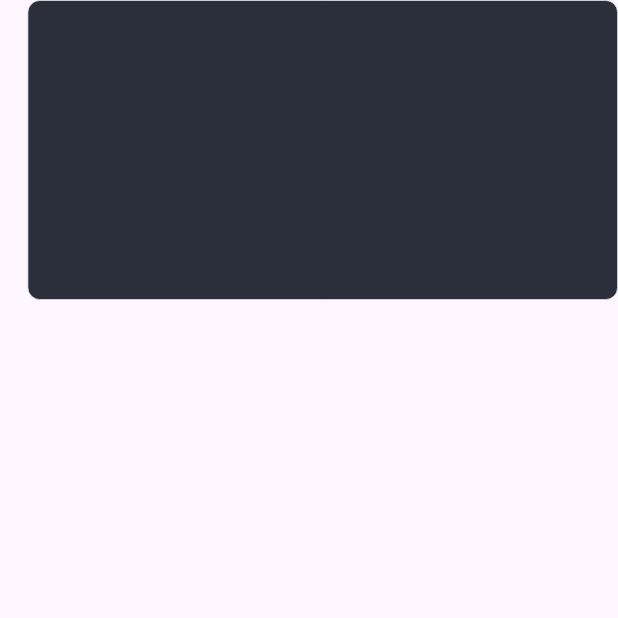
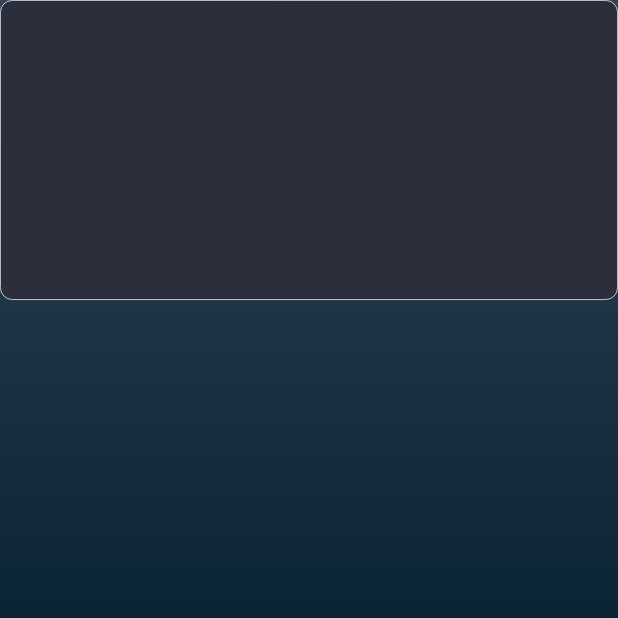
Before and after one commit to TheAbror/rating_app, a Flutter app: the screen it shows after launch, on a phone screen of 412 x 824 dp, the top half of it. Run offline on Flutter 3.47's test engine with Material 3 defaults, Android fonts, the phone set to English and light mode, and no system bars; our stand-ins replace bot_toast, chopper, equatable, flutter_bloc, flutter_screenutil, flutter_svg and 1 more; missing offline and left inert: flutter_dialogs.

Commit message:
added background color with gradient

```diff
--- a/lib/ui/home_page.dart
+++ b/lib/ui/home_page.dart
@@ -8,20 +8,27 @@ class HomePage extends StatelessWidget {
   @override
   Widget build(BuildContext context) {
     return Scaffold(
-      body: SafeArea(
+      body: Container(
+        decoration: const BoxDecoration(
+          gradient: LinearGradient(
+            begin: Alignment.topCenter,
+            end: Alignment.bottomCenter,
+            colors: [
+              Color(0xff334554),
+              Color(0xff0b2435),
+              Color(0xff091f2c),
+            ],
+          ),
+        ),
         child: ListView(
           children: [
             Container(
               height: 200,
-              margin: EdgeInsets.only(left: 16.w),
               padding: EdgeInsets.all(8.w),
               decoration: BoxDecoration(
                 color: AppColors.textMain,
                 borderRadius: BorderRadius.circular(8.r),
-                border: Border.all(
-                  color: AppColors.outline,
-                  width: 0.5.w,
-                ),
+                border: Border.all(color: AppColors.outline, width: 0.5.w),
               ),
             ),
           ],
```
